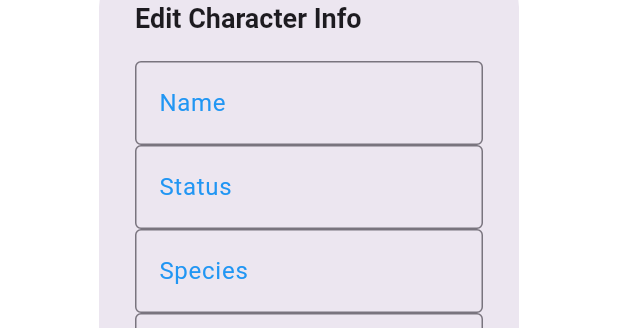
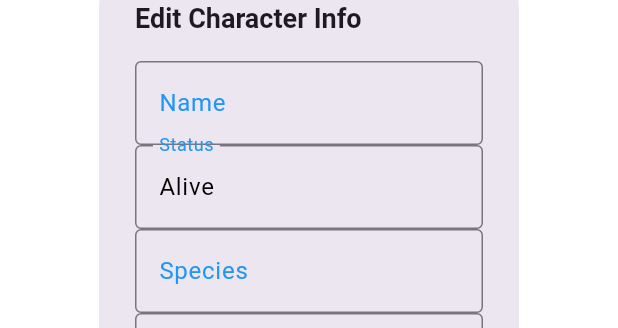
Before and after one commit to jatezzz/dimension-keeper-mobile, a Flutter app: the EditCharacterDialog widget shown alone on an empty page, opened directly with empty values, on a phone screen of 412 x 824 dp. Shown: the part 365-693 px from the top of the screen. Run offline on Flutter 3.47's test engine with Material 3 defaults, Android fonts, the phone set to English and light mode, and no system bars; our stand-ins replace flutter_dotenv; network calls fail.

Commit message:
feat: enum for status

```diff
--- /dev/null
+++ b/lib/models/status_extension.dart
@@ -0,0 +1,30 @@
+enum Status {
+  alive,
+  dead,
+  unknown,
+}
+
+extension StatusExtension on Status {
+  static Status fromString(String? status) {
+    switch (status?.toLowerCase()) {
+      case 'alive':
+        return Status.alive;
+      case 'dead':
+        return Status.dead;
+      default:
+        return Status.unknown;
+    }
+  }
+
+  String toReadableString() {
+    switch (this) {
+      case Status.alive:
+        return "Alive";
+      case Status.dead:
+        return "Dead";
+      case Status.unknown:
+      default:
+        return "Unknown";
+    }
+  }
+}
--- a/lib/repositories/character_repository.dart
+++ b/lib/repositories/character_repository.dart
@@ -1,6 +1,7 @@
 import 'dart:convert';
 import 'package:flutter_dotenv/flutter_dotenv.dart';
 import 'package:http/http.dart' as http;
+import 'package:rick_and_morty_app/models/status_extension.dart';
 
 import '../models/character.dart';
 
@@ -30,7 +31,7 @@ class CharacterRepository {
         'id': character.id,
         'image': character.image,
         'name': character.name,
-        'status': character.status,
+        'status': character.status.toReadableString(),
         'species': character.species,
         'gender': character.gender,
         'type': character.type,
@@ -45,7 +46,7 @@ class CharacterRepository {
       headers: {'Content-Type': 'application/json'},
       body: json.encode({
         'name': character.name,
-        'status': character.status,
+        'status': character.status.toReadableString(),
         'species': character.species,
         'gender': character.gender,
         'type': character.type,
--- a/lib/screens/favorites_screen.dart
+++ b/lib/screens/favorites_screen.dart
@@ -98,8 +98,6 @@ class _FavoritesScreenState extends State<FavoritesScreen> {
 
   @override
   Widget build(BuildContext context) {
-    final characterProvider = Provider.of<CharacterProvider>(context);
-
     Widget content;
 
     if (_isLoading) {
--- a/lib/widgets/character_details_section.dart
+++ b/lib/widgets/character_details_section.dart
@@ -1,6 +1,7 @@
 import 'package:flutter/material.dart';
+import 'package:rick_and_morty_app/models/status_extension.dart';
 import '../models/character.dart';
-import '../screens/detail_item.dart';
+import 'detail_item.dart';
 
 class CharacterDetailsSection extends StatelessWidget {
   final Character character;
@@ -14,7 +15,7 @@ class CharacterDetailsSection extends StatelessWidget {
       child: Column(
         crossAxisAlignment: CrossAxisAlignment.start,
         children: [
-          DetailItem(label: 'Status', value: character.status),
+          DetailItem(label: 'Status', value: character.status.toReadableString()),
           DetailItem(label: 'Species', value: character.species),
           DetailItem(label: 'Gender', value: character.gender),
           if (character.type.isNotEmpty)
--- a/lib/widgets/edit_character_dialog.dart
+++ b/lib/widgets/edit_character_dialog.dart
@@ -1,6 +1,6 @@
-
 import 'package:flutter/material.dart';
 import 'package:provider/provider.dart';
+import 'package:rick_and_morty_app/models/status_extension.dart';
 
 import '../models/character.dart';
 import '../providers/character_provider.dart';
@@ -13,7 +13,8 @@ class EditCharacterDialog extends StatelessWidget {
   @override
   Widget build(BuildContext context) {
     final nameController = TextEditingController(text: character.name);
-    final statusController = TextEditingController(text: character.status);
+    final statusController =
+        TextEditingController(text: character.status.toReadableString());
     final speciesController = TextEditingController(text: character.species);
     final genderController = TextEditingController(text: character.gender);
 
@@ -22,10 +23,18 @@ class EditCharacterDialog extends StatelessWidget {
       content: SingleChildScrollView(
         child: Column(
           children: [
-            TextField(controller: nameController, decoration: const InputDecoration(labelText: 'Name')),
-            TextField(controller: statusController, decoration: const InputDecoration(labelText: 'Status')),
-            TextField(controller: speciesController, decoration: const InputDecoration(labelText: 'Species')),
-            TextField(controller: genderController, decoration: const InputDecoration(labelText: 'Gender')),
+            TextField(
+                controller: nameController,
+                decoration: const InputDecoration(labelText: 'Name')),
+            TextField(
+                controller: statusController,
+                decoration: const InputDecoration(labelText: 'Status')),
+            TextField(
+                controller: speciesController,
+                decoration: const InputDecoration(labelText: 'Species')),
+            TextField(
+                controller: genderController,
+                decoration: const InputDecoration(labelText: 'Gender')),
           ],
         ),
       ),
@@ -36,10 +45,12 @@ class EditCharacterDialog extends StatelessWidget {
         ),
         ElevatedButton(
           onPressed: () {
+            var firstWhere = Status.values
+                  .firstWhere((it) => it.name.toLowerCase() == statusController.text.toLowerCase(), orElse: ()=>Status.unknown);
             final updatedCharacter = Character(
               id: character.id,
               name: nameController.text,
-              status: statusController.text,
+              status: firstWhere,
               species: speciesController.text,
               gender: genderController.text,
               type: character.type,
```
Also changed, not shown: lib/models/character.dart (+16 -2 lines), lib/widgets/detail_item.dart (renamed from lib/screens/detail_item.dart).
